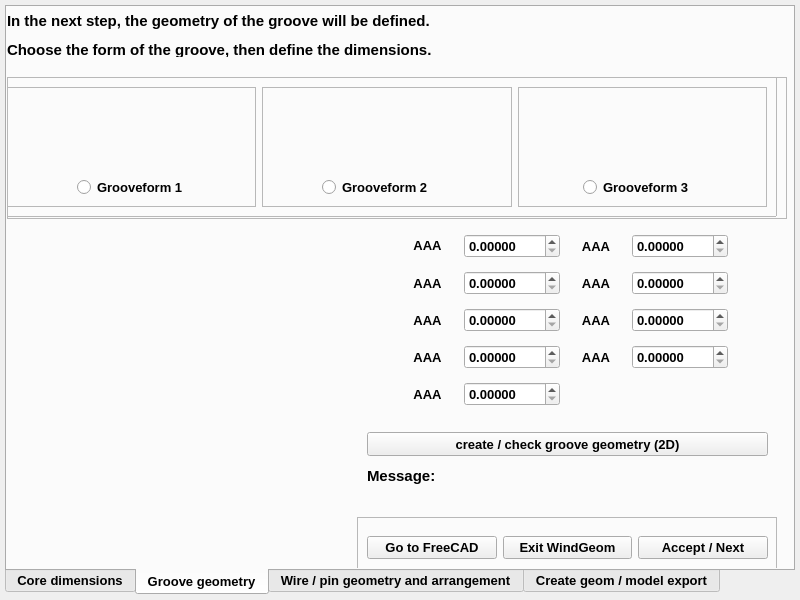
The window that wg/MainDialog.ui (vlagyivosztok/FCMacro) describes before a commit, drawn with Qt 5.
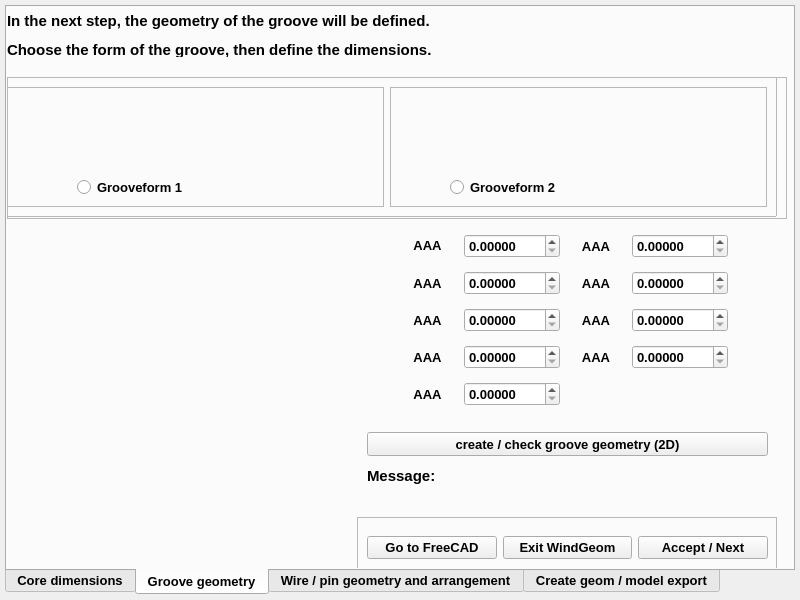
The same window after the commit. The open tabs and pages were chosen to show the change. Icons and pictures are not drawn.

Diff of the .ui file:
```diff
--- a/wg/MainDialog.ui
+++ b/wg/MainDialog.ui
@@ -13,6 +13,12 @@
     <height>600</height>
    </rect>
   </property>
+  <property name="sizePolicy">
+   <sizepolicy hsizetype="Fixed" vsizetype="Fixed">
+    <horstretch>0</horstretch>
+    <verstretch>0</verstretch>
+   </sizepolicy>
+  </property>
   <property name="minimumSize">
    <size>
     <width>800</width>
@@ -770,101 +776,6 @@
           </widget>
          </widget>
         </item>
-        <item>
-         <widget class="QFrame" name="frame_5">
-          <property name="frameShape">
-           <enum>QFrame::StyledPanel</enum>
-          </property>
-          <property name="frameShadow">
-           <enum>QFrame::Raised</enum>
-          </property>
-          <widget class="QWidget" name="verticalLayoutWidget_4">
-           <property name="geometry">
-            <rect>
-             <x>50</x>
-             <y>0</y>
-             <width>141</width>
-             <height>112</height>
-            </rect>
-           </property>
-           <layout class="QVBoxLayout" name="verticalLayout_6">
-            <item>
-             <layout class="QHBoxLayout" name="horizontalLayout_8">
-              <item>
-               <widget class="QLabel" name="L_Groove3">
-                <property name="sizePolicy">
-                 <sizepolicy hsizetype="Expanding" vsizetype="Expanding">
-                  <horstretch>0</horstretch>
-                  <verstretch>0</verstretch>
-                 </sizepolicy>
-                </property>
-                <property name="minimumSize">
-                 <size>
-                  <width>80</width>
-                  <height>80</height>
-                 </size>
-                </property>
-                <property name="maximumSize">
-                 <size>
-                  <width>80</width>
-                  <height>80</height>
-                 </size>
-                </property>
-                <property name="baseSize">
-                 <size>
-                  <width>0</width>
-                  <height>0</height>
-                 </size>
-                </property>
-                <property name="inputMethodHints">
-                 <set>Qt::ImhPreferUppercase</set>
-                </property>
-                <property name="text">
-                 <string/>
-                </property>
-                <property name="textFormat">
-                 <enum>Qt::RichText</enum>
-                </property>
-                <property name="pixmap">
-                 <pixmap>groove-1_prev.jpg</pixmap>
-                </property>
-                <property name="scaledContents">
-                 <bool>true</bool>
-                </property>
-                <property name="alignment">
-                 <set>Qt::AlignCenter</set>
-                </property>
-               </widget>
-              </item>
-             </layout>
-            </item>
-            <item>
-             <layout class="QHBoxLayout" name="horizontalLayout_9">
-              <item>
-               <widget class="QRadioButton" name="Gr3">
-                <property name="minimumSize">
-                 <size>
-                  <width>110</width>
-                  <height>20</height>
-                 </size>
-                </property>
-                <property name="maximumSize">
-                 <size>
-                  <width>110</width>
-                  <height>20</height>
-                 </size>
-                </property>
-                <property name="text">
-                 <string>Grooveform 3</string>
-                </property>
-               </widget>
-              </item>
-             </layout>
-            </item>
-           </layout>
-          </widget>
-         </widget>
-        </item>
        </layout>
       </item>
      </layout>
```
Left out of the diff: 9 changed lines with no effect on the pictures.
